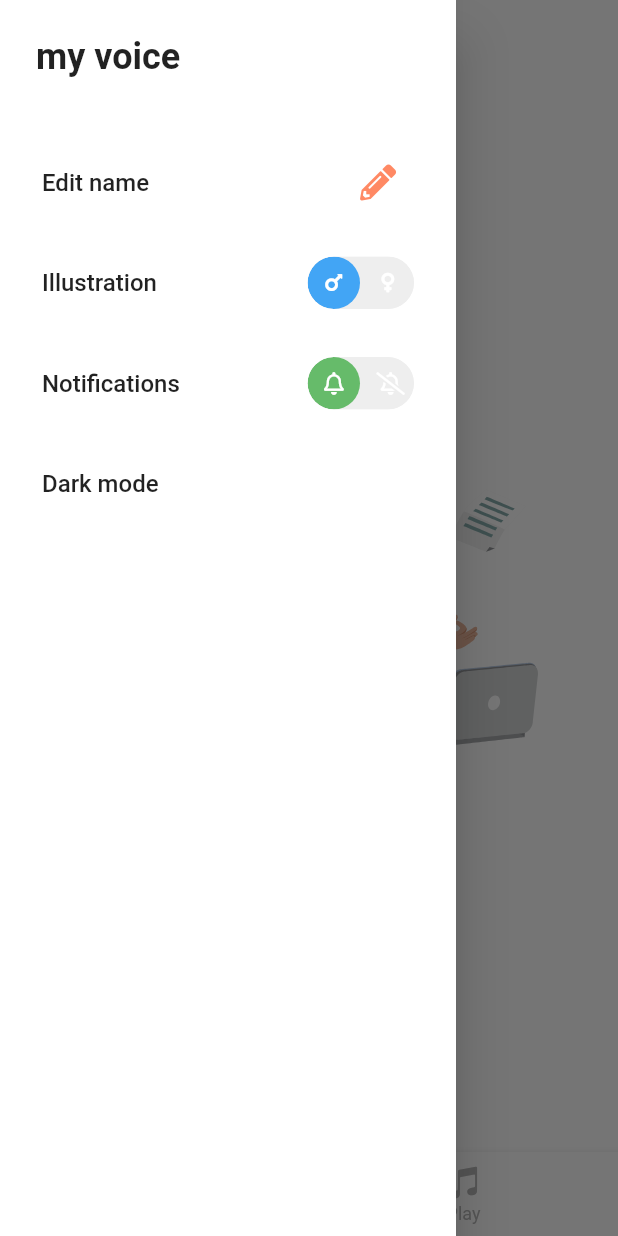
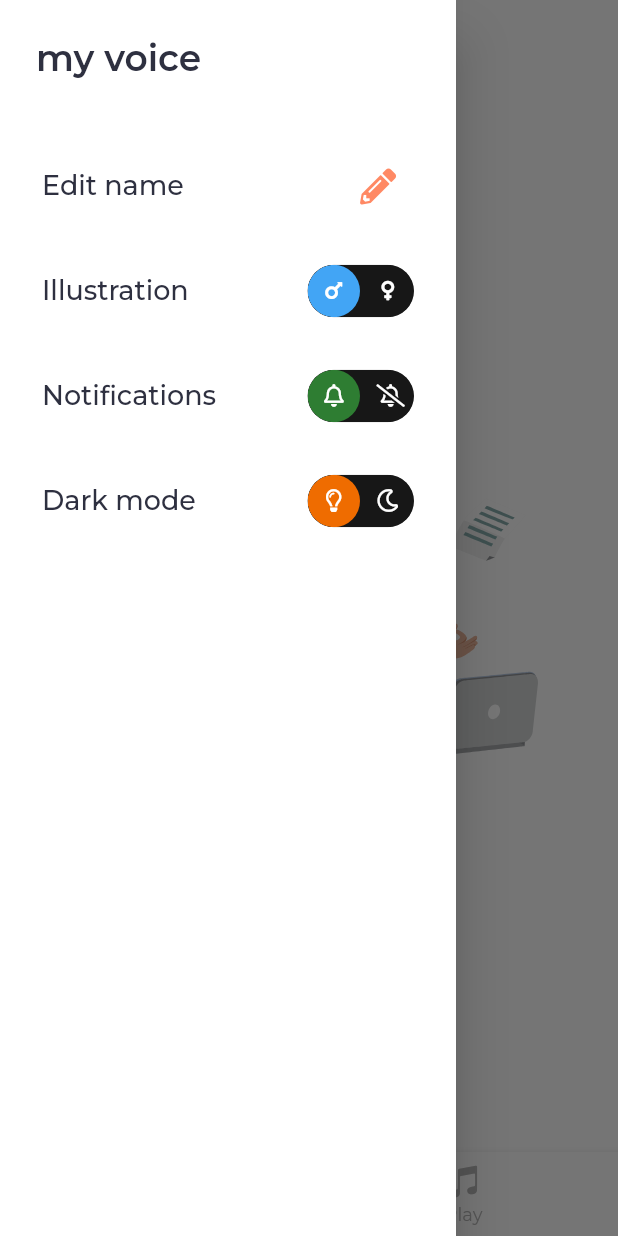
Before and after one commit to ettoma/my_voice, a Flutter app: the Home screen opened directly, with the side drawer open, on a phone screen of 412 x 824 dp. Run offline on Flutter 3.47's test engine with Material 2 defaults, Android fonts, the phone set to English and light mode, and no system bars; drawn by our look-alikes of flutter_animation_progress_bar, toggle_switch; our stand-ins replace animated_text_kit, flutter_local_notifications, font_awesome_flutter, google_fonts, lottie, permission_handler and 3 more; missing offline and left inert: flutter_sound; accounts and stored records are empty.

Commit message:
Refactored theme data + dark mode

```diff
--- a/lib/models/app_bar.dart
+++ b/lib/models/app_bar.dart
@@ -4,8 +4,6 @@ import 'package:flutter/material.dart';
 PreferredSizeWidget appBar(context) {
   return AppBar(
     automaticallyImplyLeading: true,
-    iconTheme: const IconThemeData(color: Color.fromRGBO(0, 0, 0, 0.5)),
-    backgroundColor: Theme.of(context).backgroundColor,
     elevation: 0,
     centerTitle: true,
     title: Text(
--- a/lib/models/side_menu.dart
+++ b/lib/models/side_menu.dart
@@ -15,25 +15,45 @@ class SideMenu extends StatefulWidget {
 }
 
 class _SideMenuState extends State<SideMenu> {
+  int getToggleDarkSelection() {
+    int selection = 0;
+    if (sharedPrefs.darkThemePreference.isEmpty) {
+      if (MediaQuery.of(context).platformBrightness == Brightness.light) {
+        selection = 0;
+      } else {
+        selection = 1;
+      }
+    } else if (sharedPrefs.darkThemePreference == 'light') {
+      selection = 0;
+    } else if (sharedPrefs.darkThemePreference == 'dark') {
+      selection = 1;
+    }
+    return selection;
+  }
+
   TextEditingController controller =
       TextEditingController(text: sharedPrefs.username);
   int toggleIndexAnimation = sharedPrefs.animationPref;
   int toggleIndexNotification = sharedPrefs.notificationPref == true ? 0 : 1;
-  TextStyle tileText =
-      const TextStyle(fontSize: 16, fontWeight: FontWeight.w500);
+  // int toggleDarkTheme = getToggleDarkSelection();
 
   @override
   Widget build(BuildContext context) {
+    TextStyle? tileText = Theme.of(context).textTheme.bodyText1;
+
     return Drawer(
         child: Padding(
       padding: const EdgeInsets.symmetric(horizontal: 12.0, vertical: 12),
       child: ListView(
         children: [
-          const Padding(
-            padding: EdgeInsets.symmetric(horizontal: 12.0, vertical: 12),
+          Padding(
+            padding: const EdgeInsets.symmetric(horizontal: 12.0, vertical: 12),
             child: Text(
               'my voice',
-              style: TextStyle(fontSize: 24, fontWeight: FontWeight.w600),
+              style: Theme.of(context)
+                  .textTheme
+                  .headline2!
+                  .copyWith(fontWeight: FontWeight.w600),
             ),
           ),
           const SizedBox(height: 24),
@@ -83,8 +103,12 @@ class _SideMenuState extends State<SideMenu> {
                 [Colors.purple[300]!]
               ],
               activeFgColor: Colors.white,
-              inactiveBgColor: Colors.grey[200],
-              inactiveFgColor: Colors.white,
+              inactiveBgColor: sharedPrefs.darkThemePreference == 'light'
+                  ? Colors.grey[200]
+                  : Colors.black.withOpacity(0.7),
+              inactiveFgColor: sharedPrefs.darkThemePreference == 'light'
+                  ? Colors.grey[200]
+                  : Colors.grey[500],
               initialLabelIndex: toggleIndexAnimation,
               totalSwitches: 2,
               customIcons: const [
@@ -115,12 +139,16 @@ class _SideMenuState extends State<SideMenu> {
                 minHeight: 35,
                 cornerRadius: 20.0,
                 activeBgColors: [
-                  [Colors.green[400]!],
+                  [Colors.green[800]!],
                   [Colors.red[300]!]
                 ],
                 activeFgColor: Colors.white,
-                inactiveBgColor: Colors.grey[200],
-                inactiveFgColor: Colors.white,
+                inactiveBgColor: sharedPrefs.darkThemePreference == 'light'
+                    ? Colors.grey[200]
+                    : Colors.black.withOpacity(0.7),
+                inactiveFgColor: sharedPrefs.darkThemePreference == 'light'
+                    ? Colors.grey[200]
+                    : Colors.grey[500],
                 customIcons: const [
                   Icon(FontAwesomeIcons.bell, size: 15, color: Colors.white),
                   Icon(FontAwesomeIcons.bellSlash,
@@ -141,9 +169,37 @@ class _SideMenuState extends State<SideMenu> {
                 },
               )),
           ListTile(
-            minVerticalPadding: 24,
-            title: Text('Dark mode', style: tileText),
-          )
+              minVerticalPadding: 24,
+              title: Text('Dark mode', style: tileText),
+              trailing: ToggleSwitch(
+                totalSwitches: 2,
+                minWidth: 35.0,
+                minHeight: 35,
+                cornerRadius: 20.0,
+                activeBgColors: [
+                  [Colors.orange[800]!],
+                  [Colors.blue[300]!]
+                ],
+                activeFgColor: Colors.white,
+                inactiveBgColor: sharedPrefs.darkThemePreference == 'light'
+                    ? Colors.grey[200]
+                    : Colors.black.withOpacity(0.7),
+                inactiveFgColor: sharedPrefs.darkThemePreference == 'light'
+                    ? Colors.grey[200]
+                    : Colors.grey[500],
+                customIcons: const [
+                  Icon(FontAwesomeIcons.lightbulb,
+                      size: 15, color: Colors.white),
+                  Icon(FontAwesomeIcons.moon, size: 15, color: Colors.white)
+                ],
+                initialLabelIndex: getToggleDarkSelection(),
+                radiusStyle: true,
+                onToggle: (index) {
+                  sharedPrefs.darkThemePreference =
+                      index == 0 ? 'light' : 'dark';
+                  setState(() {});
+                },
+              )),
         ],
       ),
     ));
--- a/lib/screens/first_time_user.dart
+++ b/lib/screens/first_time_user.dart
@@ -6,7 +6,6 @@ import 'package:audio_journal/utils/shared_prefs.dart';
 import 'package:flutter/cupertino.dart';
 import 'package:flutter/material.dart';
 import 'package:flutter/services.dart';
-import 'package:font_awesome_flutter/font_awesome_flutter.dart';
 
 class FirstTimeUser extends StatefulWidget {
   const FirstTimeUser({Key? key}) : super(key: key);
--- a/lib/screens/record_screen.dart
+++ b/lib/screens/record_screen.dart
@@ -76,7 +76,6 @@ class _RecordScreenState extends State<RecordScreen>
   Widget build(BuildContext context) {
     String mood = '';
     String tag = '';
-    // TextEditingController _moodTextController = TextEditingController();
     TextEditingController _tagTextController = TextEditingController();
     DateTime todaysDate = DateTime.now();
     DateFormat format = DateFormat('EEEE dd MMM');
@@ -112,10 +111,8 @@ class _RecordScreenState extends State<RecordScreen>
         const SizedBox(height: 10),
         SizedBox(
           height: 80,
-          child: Text(
-            'Good ${_timeOfTheDay()}, \n$username',
-            style: Theme.of(context).textTheme.headline1,
-          ),
+          child: Text('Good ${_timeOfTheDay()}, \n$username',
+              style: Theme.of(context).textTheme.headline1),
         ),
         Container(
           child: Lottie.asset(
@@ -147,16 +144,15 @@ class _RecordScreenState extends State<RecordScreen>
                       children: [
                         Container(
                           margin: const EdgeInsets.only(bottom: 10),
-                          child: const Text(
+                          child: Text(
                             'Great job today!',
-                            style: TextStyle(
-                                fontSize: 18, fontWeight: FontWeight.bold),
+                            style: Theme.of(context).textTheme.subtitle1,
                           ),
                         ),
-                        const Text(
+                        Text(
                           'Come back tomorrow to record a new audio',
                           textAlign: TextAlign.center,
-                          style: TextStyle(fontSize: 18),
+                          style: Theme.of(context).textTheme.bodyText1,
                         ),
                       ],
                     ),
--- /dev/null
+++ b/lib/utils/app_theme.dart
@@ -0,0 +1,72 @@
+import 'package:audio_journal/utils/shared_prefs.dart';
+import 'package:flutter/material.dart';
+import 'package:google_fonts/google_fonts.dart';
+
+Color darkText = Colors.white70;
+Color lightText = const Color.fromRGBO(46, 48, 64, 1);
+
+class AppTheme {
+  static ThemeMode themeMode() {
+    ThemeMode themeModePref;
+    if (sharedPrefs.darkThemePreference == 'dark') {
+      themeModePref = ThemeMode.dark;
+    } else if (sharedPrefs.darkThemePreference == 'light') {
+      themeModePref = ThemeMode.light;
+    } else {
+      themeModePref = ThemeMode.system;
+    }
+    return themeModePref;
+  }
+
+  static final darkTheme = ThemeData(
+      appBarTheme: AppBarTheme(
+        backgroundColor: Colors.grey[900],
+        iconTheme: IconThemeData(color: darkText.withOpacity(0.5)),
+      ),
+      canvasColor: Colors.grey[900],
+      textTheme: GoogleFonts.montserratTextTheme(
+        TextTheme(
+            headline1: TextStyle(
+                fontSize: 32, color: darkText, fontWeight: FontWeight.w500),
+            headline2: TextStyle(
+              fontSize: 24,
+              color: darkText,
+            ),
+            subtitle1: TextStyle(
+              fontSize: 18,
+              fontWeight: FontWeight.w500,
+              color: darkText,
+            ),
+            bodyText1: TextStyle(
+              fontSize: 18,
+              color: darkText,
+            ),
+            bodyText2:
+                TextStyle(fontSize: 18, color: darkText.withOpacity(0.2))),
+      ));
+
+  static final lightTheme = ThemeData(
+    appBarTheme: AppBarTheme(
+      backgroundColor: Colors.white,
+      iconTheme: IconThemeData(color: lightText.withOpacity(0.5)),
+    ),
+    canvasColor: Colors.white,
+    textTheme: GoogleFonts.montserratTextTheme(
+      TextTheme(
+          headline1: TextStyle(
+              fontSize: 32, color: lightText, fontWeight: FontWeight.w500),
+          headline2: TextStyle(fontSize: 24, color: lightText),
+          subtitle1: TextStyle(
+            fontSize: 18,
+            fontWeight: FontWeight.w500,
+            color: lightText,
+          ),
+          bodyText1: TextStyle(
+            fontSize: 18,
+            color: lightText,
+          ),
+          bodyText2:
+              TextStyle(fontSize: 18, color: lightText.withOpacity(0.2))),
+    ),
+  );
+}
```
Also changed, not shown: lib/main.dart (+6 -17 lines), lib/screens/audio_player.dart (+32 -20 lines), lib/utils/shared_prefs.dart (+10 -2 lines).
